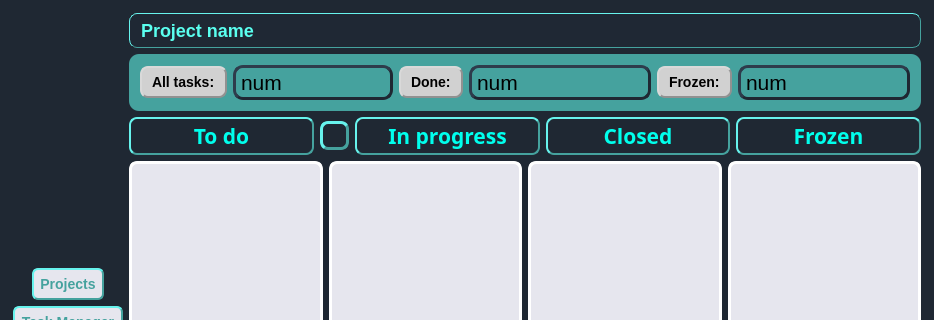
Qt form ui/MainWindowTaskManager.ui (kiozet/TaskManagerWithAI) before a commit; both pictures show x 0 to 934 and y 0 to 320 of the 934 by 644 pixel window.
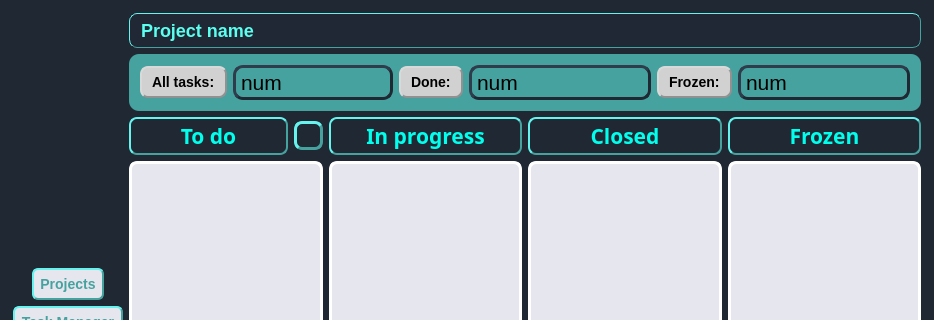
The same form after that commit. Icons and pictures are not drawn.

Commit message: Edit grids in MainWindowTaskManager

The edit to the form file:
```diff
--- a/ui/MainWindowTaskManager.ui
+++ b/ui/MainWindowTaskManager.ui
@@ -51,7 +51,7 @@
   <property name="frameShadow">
    <enum>QFrame::Raised</enum>
   </property>
-  <layout class="QHBoxLayout" name="horizontalLayout_5">
+  <layout class="QHBoxLayout" name="horizontalLayout_8">
    <item>
     <layout class="QVBoxLayout" name="verticalLayout_6">
      <property name="sizeConstraint">
@@ -224,10 +224,9 @@
     </layout>
    </item>
    <item>
-    <layout class="QVBoxLayout" name="verticalLayout_5">
-     <property name="sizeConstraint">
-      <enum>QLayout::SetNoConstraint</enum>
-     </property>
+    <layout class="QVBoxLayout" name="verticalLayout_3">
+     <item>
+      <layout class="QVBoxLayout" name="verticalLayout_2">
      <item>
       <widget class="QLabel" name="project_name_title">
        <property name="sizePolicy">
@@ -476,11 +475,14 @@
        </item>
       </layout>
      </item>
+      </layout>
+     </item>
+     <item>
+      <layout class="QVBoxLayout" name="verticalLayout">
+       <item>
+        <layout class="QHBoxLayout" name="horizontalLayout_5">
      <item>
       <layout class="QHBoxLayout" name="horizontalLayout_3">
-       <property name="sizeConstraint">
-        <enum>QLayout::SetNoConstraint</enum>
-       </property>
        <item>
         <widget class="QLabel" name="label_4">
          <property name="sizePolicy">
@@ -539,6 +541,8 @@
          </property>
         </widget>
        </item>
+          </layout>
+         </item>
        <item>
         <widget class="QLabel" name="label_5">
          <property name="sizePolicy">
@@ -757,6 +761,8 @@
             <string/>
            </property>
           </widget>
+           </item>
+          </layout>
          </item>
         </layout>
        </item>
```
Lines whose indentation alone changed are shown as unchanged.
